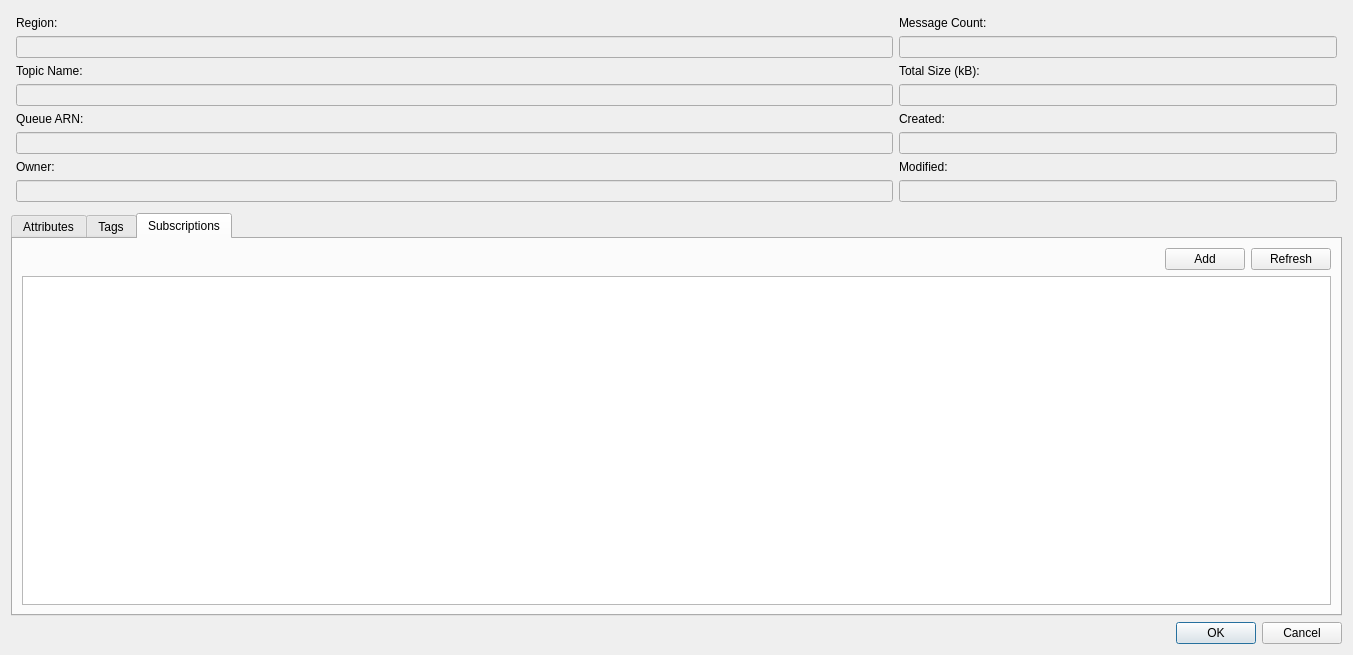
Qt form src/modules/sns/SNSTopicDetailsDialog.ui (jensvogt/awsmock-qt-ui) before a commit.
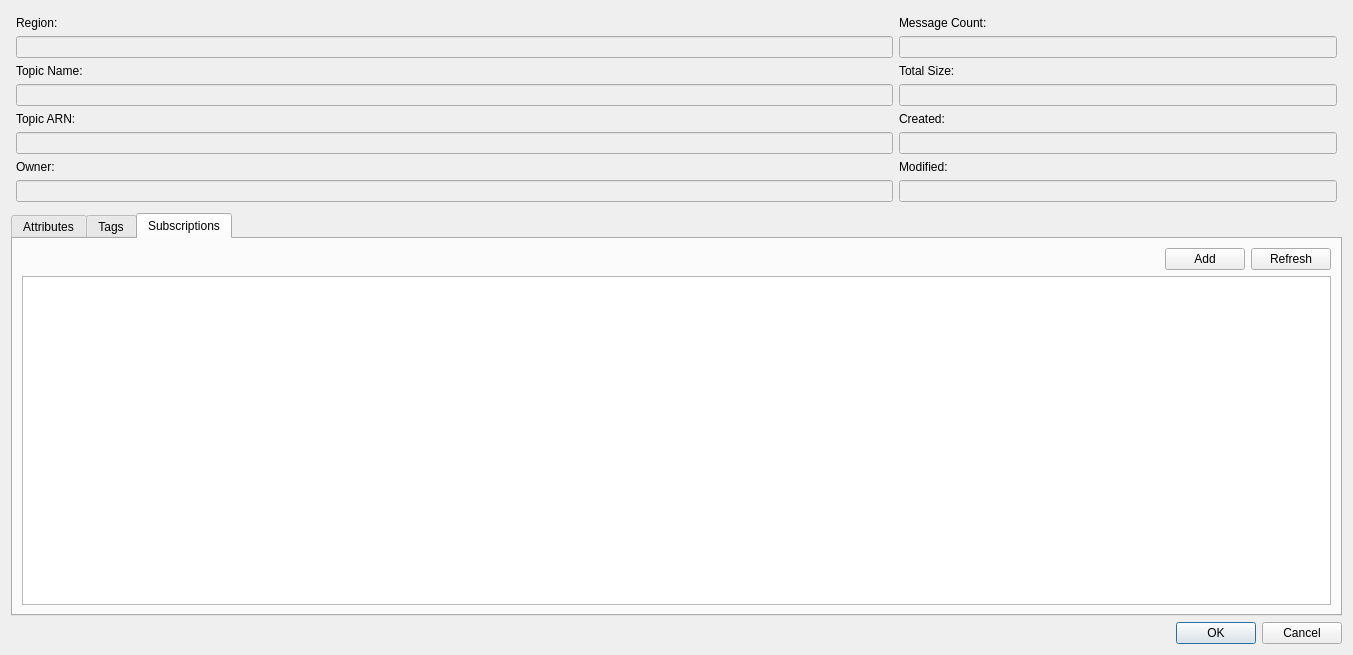
The same form after that commit.

The edit to the form file:
```diff
--- a/src/modules/sns/SNSTopicDetailsDialog.ui
+++ b/src/modules/sns/SNSTopicDetailsDialog.ui
@@ -48,7 +48,7 @@
      <item row="4" column="0">
       <widget class="QLabel" name="topicArnLabel">
        <property name="text">
-        <string>Queue ARN:</string>
+        <string>Topic ARN:</string>
        </property>
       </widget>
      </item>
@@ -110,7 +110,7 @@
      <item row="2" column="1">
       <widget class="QLabel" name="messageSizeLabel">
        <property name="text">
-        <string>Total Size (kB):</string>
+        <string>Total Size:</string>
        </property>
       </widget>
      </item>
```
